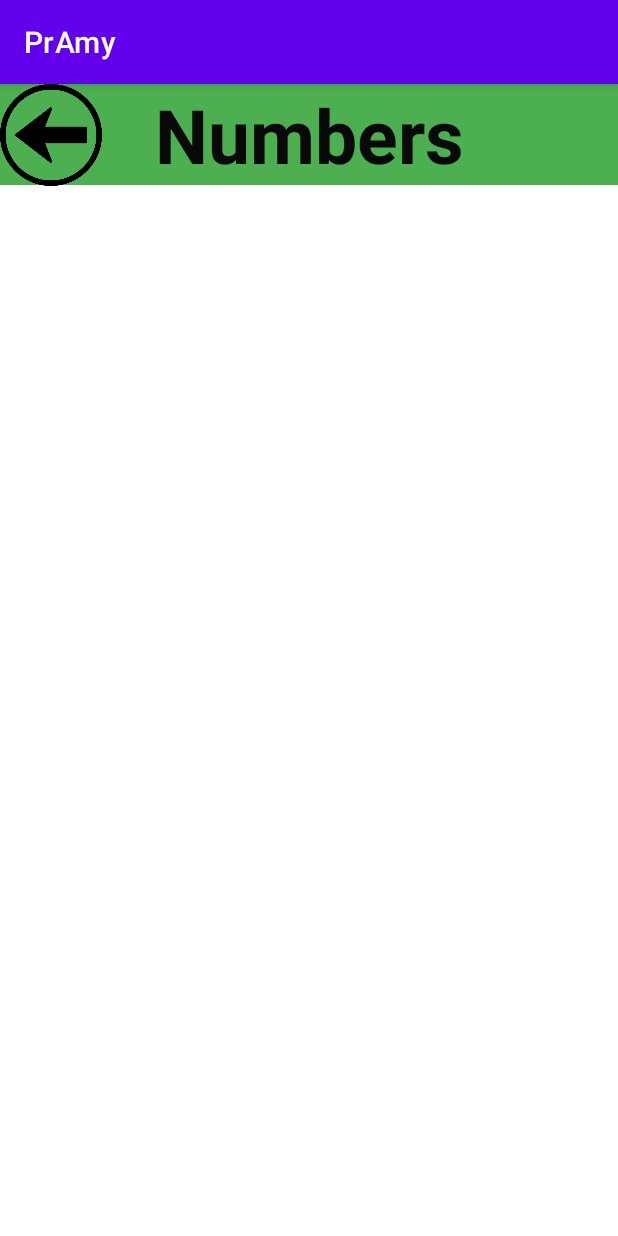
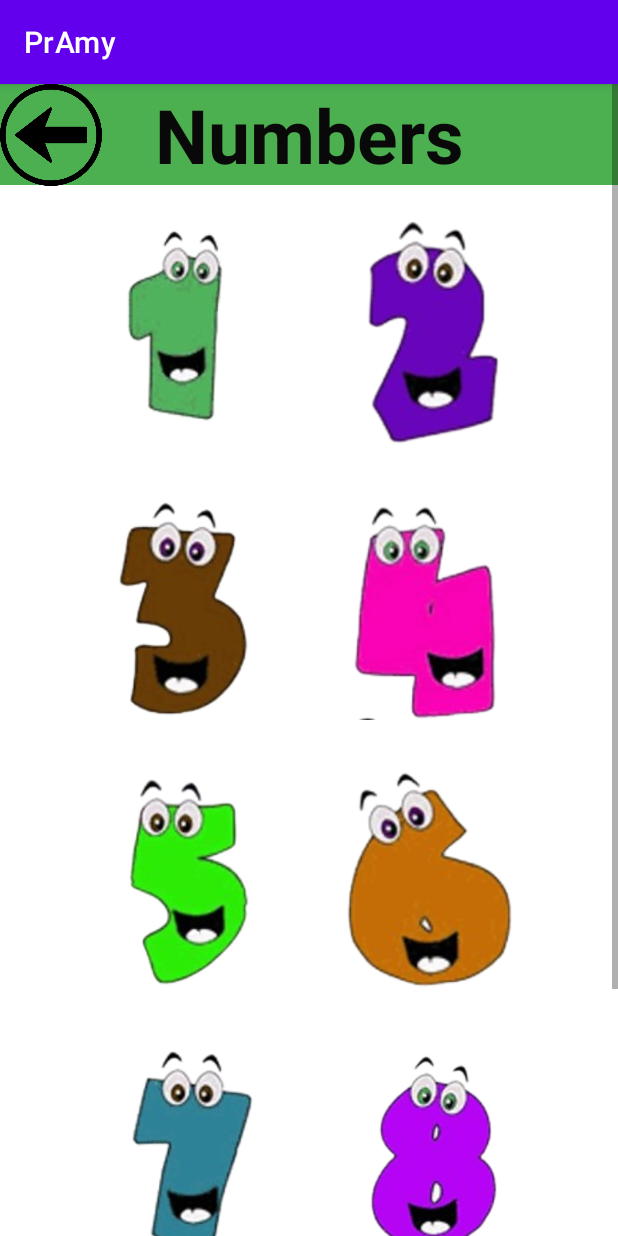
Before and after one commit to Amairani-Diego3/PrAmy, an Android app: the Numeros screen opened directly, with no data from a screen before it, on a phone screen of 412 x 824 dp. Run offline under Robolectric (Android 15) with nearby library versions, the phone set to English and light mode, and no system bars.

Commit message:
imagenes numeros

```diff
--- a/app/src/main/res/layout/activity_numeros.xml
+++ b/app/src/main/res/layout/activity_numeros.xml
@@ -11,12 +11,12 @@
         android:layout_width="match_parent"
         android:layout_height="match_parent">
 
-
         <LinearLayout
             android:layout_width="match_parent"
             android:layout_height="wrap_content"
             android:orientation="vertical">
 
+            <!-- Título y botón regresar -->
             <FrameLayout
                 android:layout_width="match_parent"
                 android:layout_height="wrap_content">
@@ -41,6 +41,117 @@
                     app:srcCompat="@drawable/regresar" />
             </FrameLayout>
 
+            <!-- Filas de imágenes con tamaños uniformes -->
+            <LinearLayout
+                android:layout_width="match_parent"
+                android:layout_height="wrap_content"
+                android:gravity="center"
+                android:orientation="horizontal"
+                android:layout_marginTop="16dp">
+
+                <ImageView
+                    android:id="@+id/imageView6"
+                    android:layout_width="150dp"
+                    android:layout_height="150dp"
+                    android:layout_margin="8dp"
+                    app:srcCompat="@drawable/one" />
+
+                <ImageView
+                    android:id="@+id/imageView7"
+                    android:layout_width="150dp"
+                    android:layout_height="150dp"
+                    android:layout_margin="8dp"
+                    app:srcCompat="@drawable/two" />
+            </LinearLayout>
+
+            <LinearLayout
+                android:layout_width="match_parent"
+                android:layout_height="wrap_content"
+                android:gravity="center"
+                android:orientation="horizontal"
+                android:layout_marginTop="16dp">
+
+                <ImageView
+                    android:id="@+id/imageView8"
+                    android:layout_width="150dp"
+                    android:layout_height="150dp"
+                    android:layout_margin="8dp"
+                    app:srcCompat="@drawable/three" />
+
+                <ImageView
+                    android:id="@+id/imageView9"
+                    android:layout_width="150dp"
+                    android:layout_height="150dp"
+                    android:layout_margin="8dp"
+                    app:srcCompat="@drawable/four" />
+            </LinearLayout>
+
+            <LinearLayout
+                android:layout_width="match_parent"
+                android:layout_height="wrap_content"
+                android:gravity="center"
+                android:orientation="horizontal"
+                android:layout_marginTop="16dp">
+
+                <ImageView
+                    android:id="@+id/imageView11"
+                    android:layout_width="150dp"
+                    android:layout_height="150dp"
+                    android:layout_margin="8dp"
+                    app:srcCompat="@drawable/five" />
+
+                <ImageView
+                    android:id="@+id/imageView10"
+                    android:layout_width="150dp"
+                    android:layout_height="150dp"
+                    android:layout_margin="8dp"
+                    app:srcCompat="@drawable/six" />
+            </LinearLayout>
+
+            <LinearLayout
+                android:layout_width="match_parent"
+                android:layout_height="wrap_content"
+                android:gravity="center"
+                android:orientation="horizontal"
+                android:layout_marginTop="16dp">
+
+                <ImageView
+                    android:id="@+id/imageView12"
+                    android:layout_width="150dp"
+                    android:layout_height="150dp"
+                    android:layout_margin="8dp"
+                    app:srcCompat="@drawable/seven" />
+
+                <ImageView
+                    android:id="@+id/imageView13"
+                    android:layout_width="150dp"
+                    android:layout_height="150dp"
+                    android:layout_margin="8dp"
+                    app:srcCompat="@drawable/eigth" />
+            </LinearLayout>
+
+            <LinearLayout
+                android:layout_width="match_parent"
+                android:layout_height="wrap_content"
+                android:gravity="center"
+                android:orientation="horizontal"
+                android:layout_marginTop="16dp">
+
+                <ImageView
+                    android:id="@+id/imageView14"
+                    android:layout_width="150dp"
+                    android:layout_height="150dp"
+                    android:layout_margin="8dp"
+                    app:srcCompat="@drawable/nine" />
+
+                <ImageView
+                    android:id="@+id/imageView15"
+                    android:layout_width="150dp"
+                    android:layout_height="150dp"
+                    android:layout_margin="8dp"
+                    app:srcCompat="@drawable/ten" />
+            </LinearLayout>
+
         </LinearLayout>
     </ScrollView>
 </LinearLayout>
```
Also changed, not shown: app/src/main/res/drawable/eigth.png (added), app/src/main/res/drawable/five.png (added), app/src/main/res/drawable/four.png (added), app/src/main/res/drawable/nine.png (added), app/src/main/res/drawable/one.png (added), app/src/main/res/drawable/seven.png (added), app/src/main/res/drawable/six.png (added), app/src/main/res/drawable/ten.png (added), app/src/main/res/drawable/three.png (added), app/src/main/res/drawable/two.png (added).
